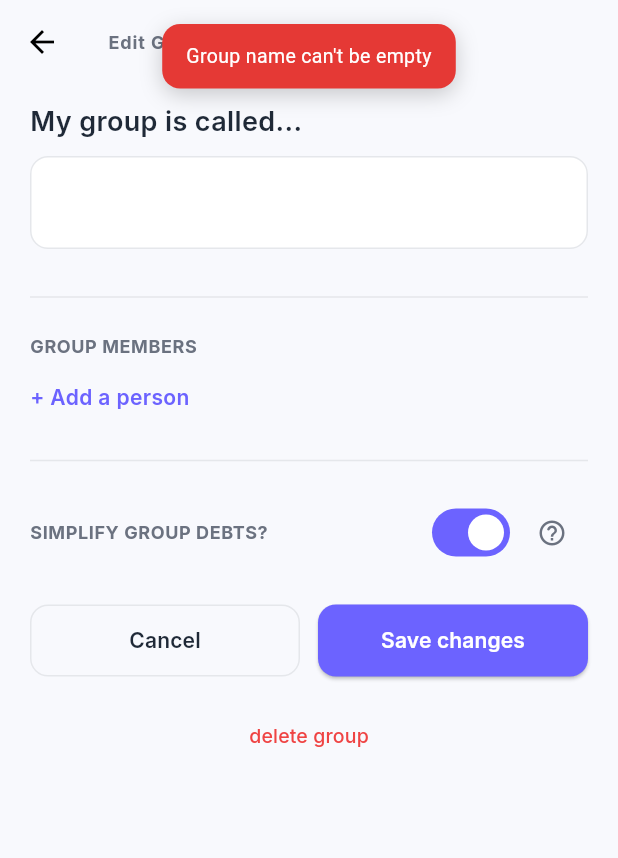
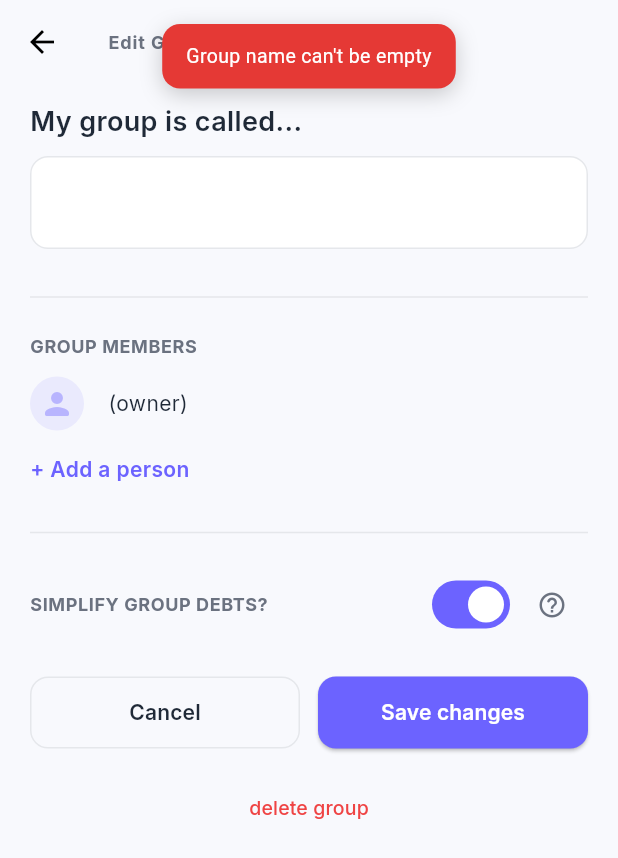
Before and after one commit to flutterwithpriyanshu/splitpay, a Flutter app: the EditGroupSettingsScreen screen opened directly with empty values, after a tap on "Save changes", on a phone screen of 412 x 824 dp. Shown: the top 858 px of the screen. Run offline on Flutter 3.47's test engine with Material 3 defaults, Android fonts, the phone set to English and light mode, and no system bars; our stand-ins replace cloud_firestore, easy_localization, firebase_auth, firebase_core, firebase_messaging, fl_chart and 9 more; accounts and stored records are empty.

Commit message:
new update

```diff
--- a/lib/screens/edit_group_settings_screen.dart
+++ b/lib/screens/edit_group_settings_screen.dart
@@ -153,6 +153,19 @@ class _EditGroupSettingsScreenState extends State<EditGroupSettingsScreen> {
     );
   }
 
+  /// A member is "clear" when their net balance across all group bills is
+  /// zero. An unlinked friend has no uid-based bills, so always clear.
+  Future<bool> _isMemberSettled(Friend friend) async {
+    final uid = friend.linkedUid;
+    if (uid == null) return true;
+    final bills = await BillService.streamGroupBills(widget.group.id).first;
+    double net = 0;
+    for (final bill in bills) {
+      net += bill.balanceForUid(uid);
+    }
+    return net.abs() <= 0.009;
+  }
+
   Future<void> _deleteGroup() async {
     final settled = await _isGroupFullySettled();
     if (!settled) {
@@ -204,7 +217,7 @@ class _EditGroupSettingsScreenState extends State<EditGroupSettingsScreen> {
       showAppToast(context, 'Group name can\'t be empty');
       return;
     }
-    if (_memberFriendIds.length < 1) {
+    if (_memberFriendIds.isEmpty) {
       showAppToast(context, 'A group needs at least one member');
       return;
     }
@@ -226,6 +239,46 @@ class _EditGroupSettingsScreenState extends State<EditGroupSettingsScreen> {
     } finally {
       if (mounted) setState(() => _isSaving = false);
     }
+  }
+
+  Widget _ownerRow() {
+    return FutureBuilder<List<String>>(
+      future: Future.wait([
+        FriendService.getUserName(widget.group.ownerId),
+        FriendService.getUserPhone(widget.group.ownerId),
+      ]),
+      builder: (context, snap) {
+        final ownerName = snap.data?[0] ?? '...';
+        final ownerPhone = snap.data?[1] ?? '';
+        return Padding(
+          padding: const EdgeInsets.only(bottom: 12),
+          child: Row(
+            children: [
+              CircleAvatar(
+                radius: 18,
+                backgroundColor: AppColors.primary.withOpacity(0.1),
+                child: Icon(
+                  Icons.person_rounded,
+                  color: AppColors.primary.withOpacity(0.4),
+                ),
+              ),
+              const SizedBox(width: 12),
+              Expanded(
+                child: Text(
+                  ownerPhone.isEmpty
+                      ? '$ownerName (owner)'
+                      : '$ownerName ($ownerPhone) · owner',
+                  style: GoogleFonts.inter(
+                    fontSize: 14,
+                    color: AppColors.textPrimary,
+                  ),
+                ),
+              ),
+            ],
+          ),
+        );
+      },
+    );
   }
 
   @override
@@ -300,6 +353,7 @@ class _EditGroupSettingsScreenState extends State<EditGroupSettingsScreen> {
                   ),
                 ),
                 const SizedBox(height: 12),
+                _ownerRow(),
                 ...members.map(
                   (friend) => Padding(
                     padding: const EdgeInsets.only(bottom: 12),
@@ -331,7 +385,7 @@ class _EditGroupSettingsScreenState extends State<EditGroupSettingsScreen> {
                             size: 20,
                             color: AppColors.textSecondary,
                           ),
-                          onPressed: () {
+                          onPressed: () async {
                             if (members.length <= 1) {
                               showAppToast(
                                 context,
@@ -339,7 +393,20 @@ class _EditGroupSettingsScreenState extends State<EditGroupSettingsScreen> {
                               );
                               return;
                             }
-                            setState(() => _memberFriendIds.remove(friend.id));
+                            if (!await _isMemberSettled(friend)) {
+                              if (mounted) {
+                                showAppToast(
+                                  context,
+                                  '${friend.name} must settle up before being removed',
+                                );
+                              }
+                              return;
+                            }
+                            if (mounted) {
+                              setState(
+                                () => _memberFriendIds.remove(friend.id),
+                              );
+                            }
                           },
                         ),
                       ],
--- a/lib/services/friend_service.dart
+++ b/lib/services/friend_service.dart
@@ -79,6 +79,13 @@ class FriendService {
     return doc.data()?['fullName'] ?? 'Someone';
   }
 
+  /// Phone number of any user by uid — shown next to the group owner
+  /// in group member lists.
+  static Future<String> getUserPhone(String uid) async {
+    final doc = await _db.collection('users').doc(uid).get();
+    return doc.data()?['phoneNumber'] ?? '';
+  }
+
   /// Ensures [targetUid]'s friend list contains an entry representing
   /// the CURRENT signed-in user. If one already exists, does nothing.
   static Future<void> ensureReciprocalFriend(String targetUid) async {
--- a/lib/services/group_service.dart
+++ b/lib/services/group_service.dart
@@ -84,6 +84,15 @@ class GroupService {
     });
   }
 
+  /// Throws unless the signed-in user owns the group. Members can read a
+  /// group but never change who is in it.
+  static Future<void> _assertOwner(String groupId) async {
+    final doc = await _db.collection('groups').doc(groupId).get();
+    if (doc.data()?['ownerId'] != _uid) {
+      throw StateError('Only the group owner can change members');
+    }
+  }
+
   /// Bundles every field the Edit Group Settings screen can touch into one
   /// write — name, members, group type, and the simplify-debts toggle.
   static Future<void> updateSettings(
@@ -92,13 +101,14 @@ class GroupService {
     required List<Friend> members,
     required String groupType,
     required bool simplifyDebts,
-  }) {
+  }) async {
+    await _assertOwner(groupId);
     final memberFriendIds = members.map((f) => f.id).toList();
     final memberUids = members
         .where((f) => f.isLinked)
         .map((f) => f.linkedUid!)
         .toList();
-    return _db.collection('groups').doc(groupId).update({
+    await _db.collection('groups').doc(groupId).update({
       'name': name,
       'memberFriendIds': memberFriendIds,
       'memberUids': memberUids,
@@ -107,18 +117,21 @@ class GroupService {
     });
   }
 
-  static Future<void> updateMembers(String groupId, List<Friend> members) {
+  static Future<void> updateMembers(
+    String groupId,
+    List<Friend> members,
+  ) async {
+    await _assertOwner(groupId);
     final memberFriendIds = members.map((f) => f.id).toList();
     final memberUids = members
         .where((f) => f.isLinked)
         .map((f) => f.linkedUid!)
         .toList();
-    return _db.collection('groups').doc(groupId).update({
+    await _db.collection('groups').doc(groupId).update({
       'memberFriendIds': memberFriendIds,
       'memberUids': memberUids,
     });
   }
-
 
   static Future<void> deleteGroup(String groupId) async {
     final billsSnap = await _db
--- a/pubspec.yaml
+++ b/pubspec.yaml
@@ -4,7 +4,7 @@ description: "A new Flutter project."
 # pub.dev using `flutter pub publish`. This is preferred for private packages.
 publish_to: "none" # Remove this line if you wish to publish to pub.dev
 
-version: 1.0.5+3
+version: 1.0.8+4
 
 environment:
   sdk: ^3.12.2
```
Also changed, not shown: lib/screens/group_details_screen.dart (+39 -15 lines), lib/screens/settings_screen.dart (+8 -13 lines), lib/screens/shared_group_details_screen.dart (+7 -5 lines).
